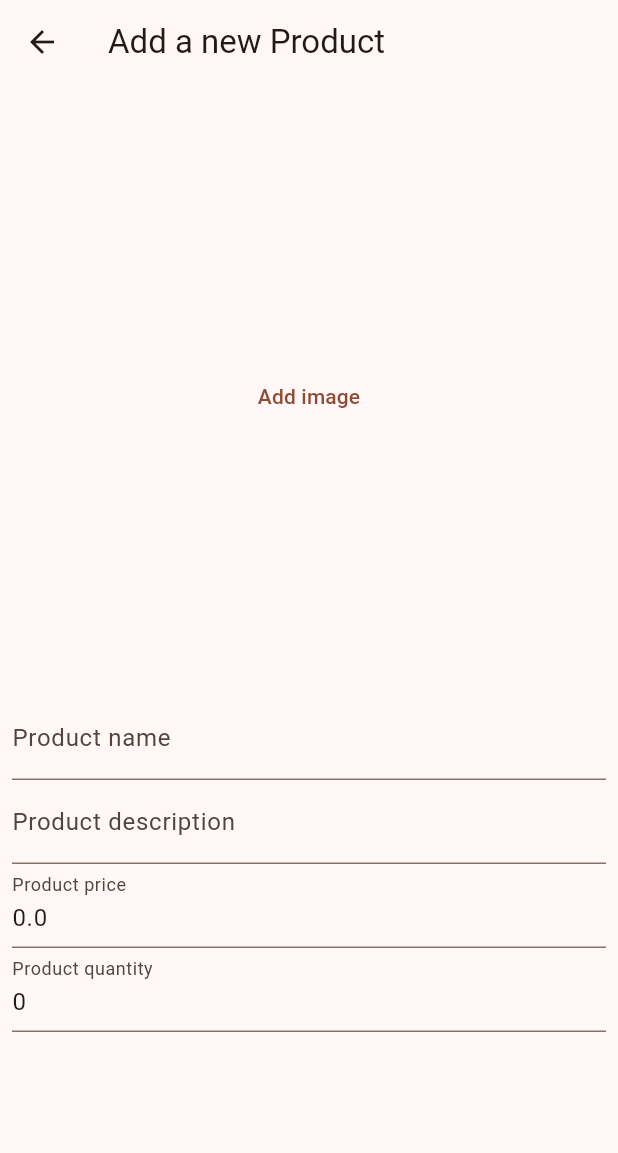
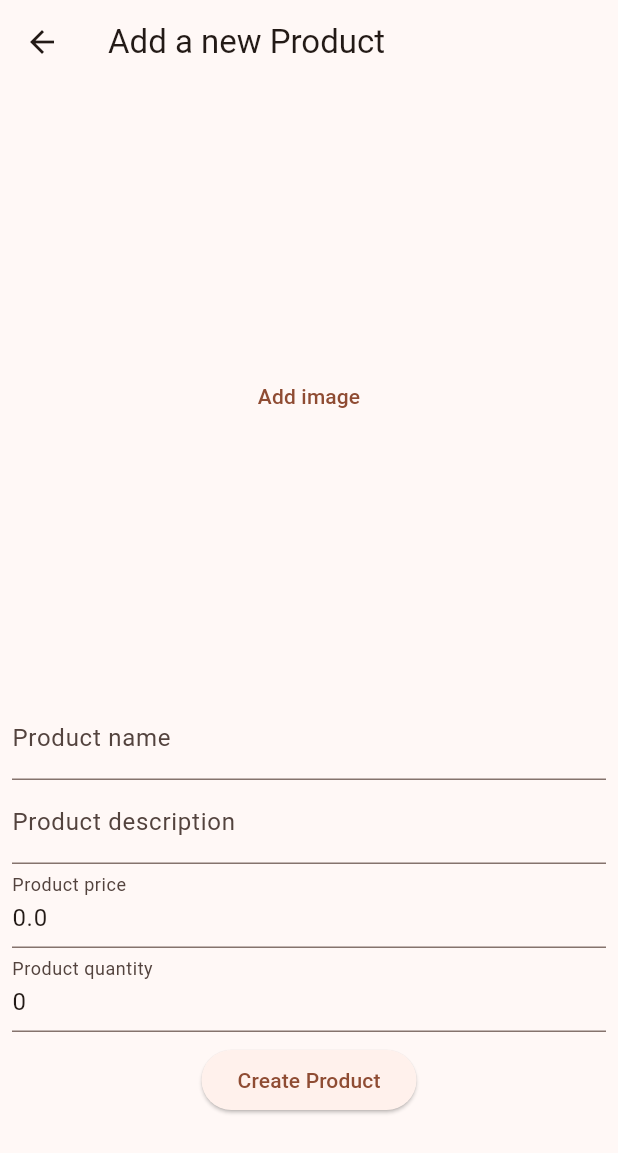
Before and after one commit to Ahmadu-Suleiman/Product-Catalog-App, a Flutter app: the AddProductPage screen opened by its route, on a phone screen of 412 x 824 dp. Shown: the top 1153 px of the screen. Run offline on Flutter 3.47's test engine with Material 3 defaults, Android fonts, the phone set to English and light mode, and no system bars; our stand-ins replace cloud_firestore, firebase_core, go_router, image_picker; accounts and stored records are empty.

Commit message:
improve product page

```diff
--- a/lib/custom_widgets/product_details_widget.dart
+++ b/lib/custom_widgets/product_details_widget.dart
@@ -6,9 +6,11 @@ import 'package:image_picker/image_picker.dart';
 import '../models/product.dart';
 
 class ProductDetailsWidget extends StatefulWidget {
-  const ProductDetailsWidget({super.key, required this.product});
+  const ProductDetailsWidget(
+      {super.key, required this.product, this.create = false});
 
   final Product product;
+  final bool create;
 
   @override
   State<ProductDetailsWidget> createState() => _ProductDetailsWidgetState();
--- a/lib/models/product.dart
+++ b/lib/models/product.dart
@@ -17,7 +17,6 @@ class Product {
   Product.empty();
 
   Map<String, dynamic> get toJson => {
-        'id': id,
         'name': name,
         'description': description,
         'quantity': quantity,
--- a/lib/pages/add_product_page.dart
+++ b/lib/pages/add_product_page.dart
@@ -1,16 +1,36 @@
 import 'package:flutter/material.dart';
 import 'package:product_catalog_app/custom_widgets/product_details_widget.dart';
+import 'package:product_catalog_app/firebase/database.dart';
 import 'package:product_catalog_app/models/product.dart';
+import 'package:product_catalog_app/widgets/loading_widget.dart';
 
-class AddProductPage extends StatelessWidget {
-  AddProductPage({super.key});
+class AddProductPage extends StatefulWidget {
+  const AddProductPage({super.key});
 
+  @override
+  State<AddProductPage> createState() => _AddProductPageState();
+}
+
+class _AddProductPageState extends State<AddProductPage> {
   final Product product = Product.empty();
+  bool creating = false;
 
   @override
   Widget build(BuildContext context) {
-    return Scaffold(
-        appBar: AppBar(title: const Text('Add a new Product')),
-        body: ProductDetailsWidget(product: product));
+    return creating
+        ? const LoadingWidget(text: 'Creating Product')
+        : Scaffold(
+            appBar: AppBar(title: const Text('Add a new Product')),
+            body: Column(children: [
+              ProductDetailsWidget(product: product),
+              ElevatedButton(
+                  onPressed: createProduct, child: const Text('Create Product'))
+            ]));
+  }
+
+  void createProduct() async {
+    setState(() => creating = true);
+    await Database.addProduct(product);
+    setState(() => creating = false);
   }
 }
```
Also changed, not shown: lib/widgets/loading_widget.dart (added, +14 -0 lines).
